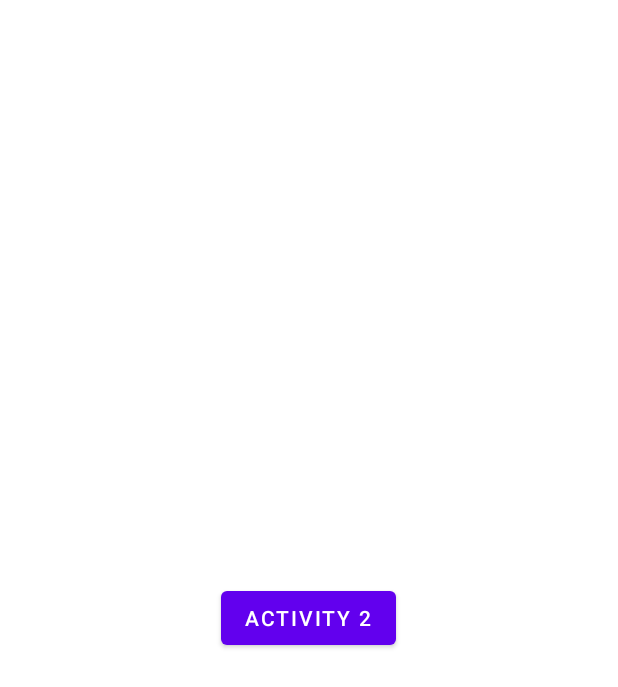
After one commit to darshan0900/FP3125_Darshan, an Android app: the layout fragment_home.xml on its own in the app's theme, with its tools: preview values and no code run, on a phone screen of 412 x 824 dp. The commit adds this screen. Shown: the top 687 px of the screen. Run offline under Robolectric (Android 15) with nearby library versions, the phone set to English and light mode, and no system bars.

Commit message:
added navigation between fragments

```diff
--- a/app/src/main/java/com/darshan09200/employeemanagementsystem/RegistrationFragment.java
+++ b/app/src/main/java/com/darshan09200/employeemanagementsystem/RegistrationFragment.java
@@ -20,11 +20,7 @@ public class RegistrationFragment extends Fragment {
     @Override
     public View onCreateView(@NonNull LayoutInflater inflater, @Nullable ViewGroup container, @Nullable Bundle savedInstanceState) {
         binding = FragmentRegistrationBinding.inflate(inflater, container, false);
-
-        controller = new RegistrationController(getActivity(), binding);
-
-        binding.dob.setText("12/34/5678");
-
+        controller = new RegistrationController(getContext(), binding);
         return binding.getRoot();
     }
 }
--- /dev/null
+++ b/app/src/main/res/layout/fragment_home.xml
@@ -0,0 +1,13 @@
+<?xml version="1.0" encoding="utf-8"?>
+<LinearLayout xmlns:android="http://schemas.android.com/apk/res/android"
+    android:layout_width="match_parent"
+    android:layout_height="match_parent"
+    android:gravity="center"
+    android:orientation="vertical">
+
+    <Button
+        android:id="@+id/fabBtn"
+        android:layout_width="wrap_content"
+        android:layout_height="wrap_content"
+        android:text="Activity 2" />
+</LinearLayout>
```
Also changed, not shown: app/src/main/java/com/darshan09200/employeemanagementsystem/HomeFragment.java (added, +47 -0 lines), app/src/main/java/com/darshan09200/employeemanagementsystem/MainActivity.java (+7 -2 lines).
